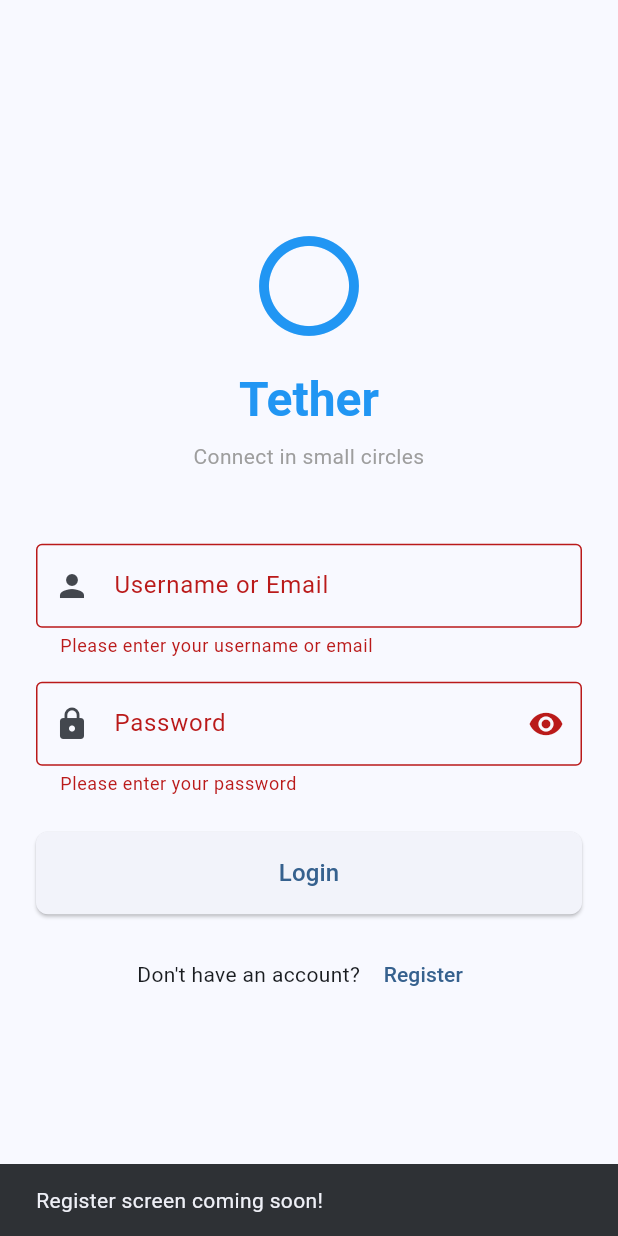
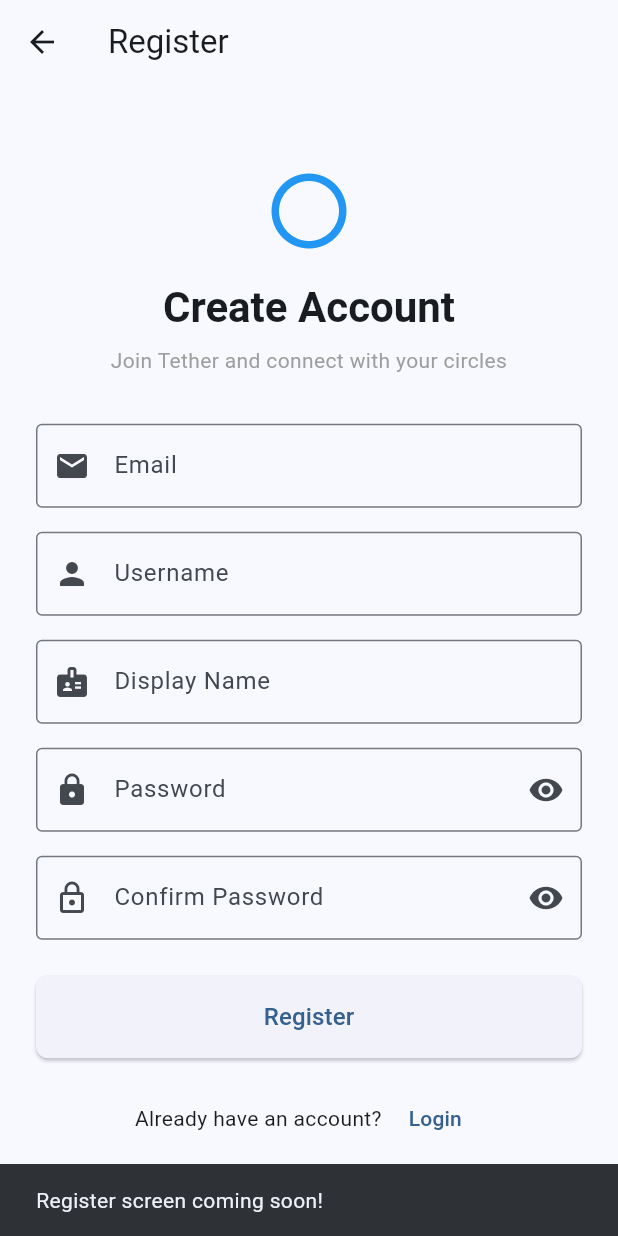
Before and after one commit to lemon-grab2021/tether, a Flutter app: the screen it shows after launch, after a tap on "Login", after a tap on "Register", on a phone screen of 412 x 824 dp. Run offline on Flutter 3.47's test engine with Material 3 defaults, Android fonts, the phone set to English and light mode, and no system bars; our stand-ins replace flutter_secure_storage; accounts and stored records are empty.

Commit message:
feat(mobile): add registration screen - auth flows complete
- Implement registration screen with full form validation
- Email, username, display name, password fields
- Password confirmation with matching validation
- Navigation between login and register screens
- Success/error feedback with SnackBars
- Consistent Material Design 3 UI

Testing:
✅ Registration successful
✅ User creation working
✅ Navigation working
✅ Form validation working

Auth Phase Complete:
- Login ✅
- Register ✅
- Token storage ✅
- Error handling ✅

Next: Home screen (Circles list)

```diff
--- a/apps/mobile_flutter/lib/main.dart
+++ b/apps/mobile_flutter/lib/main.dart
@@ -1,7 +1,7 @@
 import 'package:flutter/material.dart';
 import 'package:provider/provider.dart';
-import './providers/auth_povider.dart';
-import './presentation/login_screen.dart';
+import 'providers/auth_provider.dart';
+import 'presentation/screens/login_screen.dart';
 
 void main() {
   runApp(const MyApp());
--- a/apps/mobile_flutter/lib/presentation/login_screen.dart
+++ b/apps/mobile_flutter/lib/presentation/screens/login_screen.dart
@@ -1,6 +1,7 @@
 import 'package:flutter/material.dart';
 import 'package:provider/provider.dart';
-import '../providers/auth_povider.dart';
+import 'register_screen.dart';
+import '../../providers/auth_provider.dart';
 
 class LoginScreen extends StatefulWidget {
   const LoginScreen({super.key});
@@ -175,7 +176,11 @@
                       const Text("Don't have an account? "),
                       TextButton(
                         onPressed: () {
-                          // We'll add register screen later
+                          Navigator.of(context).push(
+                            MaterialPageRoute(
+                              builder: (context) => const RegisterScreen(),
+                              ),
+                          );
                           ScaffoldMessenger.of(context).showSnackBar(
                             const SnackBar(content: Text('Register screen coming soon!')),
                           );
--- /dev/null
+++ b/apps/mobile_flutter/lib/presentation/screens/register_screen.dart
@@ -0,0 +1,287 @@
+import 'package:flutter/material.dart';
+import 'package:provider/provider.dart';
+import '../../providers/auth_provider.dart';
+
+class RegisterScreen extends StatefulWidget {
+  const RegisterScreen({Key? key}) : super(key: key);
+
+  @override
+  State<RegisterScreen> createState() => _RegisterScreenState();
+}
+
+class _RegisterScreenState extends State<RegisterScreen> {
+  final _formKey = GlobalKey<FormState>();
+  final _emailController = TextEditingController();
+  final _usernameController = TextEditingController();
+  final _displayNameController = TextEditingController();
+  final _passwordController = TextEditingController();
+  final _confirmPasswordController = TextEditingController();
+  bool _obscurePassword = true;
+  bool _obscureConfirmPassword = true;
+
+  @override
+  void dispose() {
+    _emailController.dispose();
+    _usernameController.dispose();
+    _displayNameController.dispose();
+    _passwordController.dispose();
+    _confirmPasswordController.dispose();
+    super.dispose();
+  }
+
+  Future<void> _handleRegister() async {
+    if (!_formKey.currentState!.validate()) return;
+
+    if (_passwordController.text != _confirmPasswordController.text) {
+      ScaffoldMessenger.of(context).showSnackBar(
+        const SnackBar(
+          content: Text('Passwords do not match'),
+          backgroundColor: Colors.red,
+        ),
+      );
+      return;
+    }
+
+    final authProvider = context.read<AuthProvider>();
+
+    try {
+      await authProvider.register(
+        email: _emailController.text.trim(),
+        username: _usernameController.text.trim(),
+        displayName: _displayNameController.text.trim(),
+        password: _passwordController.text,
+      );
+
+      if (mounted) {
+        ScaffoldMessenger.of(context).showSnackBar(
+          const SnackBar(
+            content: Text('Registration successful!'),
+            backgroundColor: Colors.green,
+          ),
+        );
+        // Navigate to home or login
+        Navigator.of(context).pop(); // Go back to login
+      }
+    } catch (e) {
+      if (mounted) {
+        ScaffoldMessenger.of(context).showSnackBar(
+          SnackBar(
+            content: Text('Registration failed: ${e.toString().replaceAll('Exception: ', '')}'),
+            backgroundColor: Colors.red,
+          ),
+        );
+      }
+    }
+  }
+
+  @override
+  Widget build(BuildContext context) {
+    return Scaffold(
+      appBar: AppBar(
+        title: const Text('Register'),
+      ),
+      body: SafeArea(
+        child: Center(
+          child: SingleChildScrollView(
+            padding: const EdgeInsets.all(24.0),
+            child: Form(
+              key: _formKey,
+              child: Column(
+                mainAxisAlignment: MainAxisAlignment.center,
+                crossAxisAlignment: CrossAxisAlignment.stretch,
+                children: [
+                  // Logo
+                  const Icon(
+                    Icons.circle_outlined,
+                    size: 60,
+                    color: Colors.blue,
+                  ),
+                  const SizedBox(height: 16),
+                  Text(
+                    'Create Account',
+                    style: Theme.of(context).textTheme.headlineMedium?.copyWith(
+                          fontWeight: FontWeight.bold,
+                        ),
+                    textAlign: TextAlign.center,
+                  ),
+                  const SizedBox(height: 8),
+                  Text(
+                    'Join Tether and connect with your circles',
+                    style: Theme.of(context).textTheme.bodyMedium?.copyWith(
+                          color: Colors.grey,
+                        ),
+                    textAlign: TextAlign.center,
+                  ),
+                  const SizedBox(height: 32),
+
+                  // Email field
+                  TextFormField(
+                    controller: _emailController,
+                    keyboardType: TextInputType.emailAddress,
+                    decoration: const InputDecoration(
+                      labelText: 'Email',
+                      prefixIcon: Icon(Icons.email),
+                      border: OutlineInputBorder(),
+                    ),
+                    validator: (value) {
+                      if (value == null || value.isEmpty) {
+                        return 'Please enter your email';
+                      }
+                      if (!value.contains('@')) {
+                        return 'Please enter a valid email';
+                      }
+                      return null;
+                    },
+                  ),
+                  const SizedBox(height: 16),
+
+                  // Username field
+                  TextFormField(
+                    controller: _usernameController,
+                    decoration: const InputDecoration(
+                      labelText: 'Username',
+                      prefixIcon: Icon(Icons.person),
+                      border: OutlineInputBorder(),
+                    ),
+                    validator: (value) {
+                      if (value == null || value.isEmpty) {
+                        return 'Please enter a username';
+                      }
+                      if (value.length < 3) {
+                        return 'Username must be at least 3 characters';
+                      }
+                      return null;
+                    },
+                  ),
+                  const SizedBox(height: 16),
+
+                  // Display Name field
+                  TextFormField(
+                    controller: _displayNameController,
+                    decoration: const InputDecoration(
+                      labelText: 'Display Name',
+                      prefixIcon: Icon(Icons.badge),
+                      border: OutlineInputBorder(),
+                    ),
+                    validator: (value) {
+                      if (value == null || value.isEmpty) {
+                        return 'Please enter your display name';
+                      }
+                      if (value.length < 2) {
+                        return 'Display name must be at least 2 characters';
+                      }
+                      return null;
+                    },
+                  ),
+                  const SizedBox(height: 16),
+
+                  // Password field
+                  TextFormField(
+                    controller: _passwordController,
+                    obscureText: _obscurePassword,
+                    decoration: InputDecoration(
+                      labelText: 'Password',
+                      prefixIcon: const Icon(Icons.lock),
+                      border: const OutlineInputBorder(),
+                      suffixIcon: IconButton(
+                        icon: Icon(
+                          _obscurePassword ? Icons.visibility : Icons.visibility_off,
+                        ),
+                        onPressed: () {
+                          setState(() {
+                            _obscurePassword = !_obscurePassword;
+                          });
+                        },
+                      ),
+                    ),
+                    validator: (value) {
+                      if (value == null || value.isEmpty) {
+                        return 'Please enter a password';
+                      }
+                      if (value.length < 8) {
+                        return 'Password must be at least 8 characters';
+                      }
+                      return null;
+                    },
+                  ),
+                  const SizedBox(height: 16),
+
+                  // Confirm Password field
+                  TextFormField(
+                    controller: _confirmPasswordController,
+                    obscureText: _obscureConfirmPassword,
+                    decoration: InputDecoration(
+                      labelText: 'Confirm Password',
+                      prefixIcon: const Icon(Icons.lock_outline),
+                      border: const OutlineInputBorder(),
+                      suffixIcon: IconButton(
+                        icon: Icon(
+                          _obscureConfirmPassword ? Icons.visibility : Icons.visibility_off,
+                        ),
+                        onPressed: () {
+                          setState(() {
+                            _obscureConfirmPassword = !_obscureConfirmPassword;
+                          });
+                        },
+                      ),
+                    ),
+                    validator: (value) {
+                      if (value == null || value.isEmpty) {
+                        return 'Please confirm your password';
+                      }
+                      return null;
+                    },
+                  ),
+                  const SizedBox(height: 24),
+
+                  // Register button
+                  Consumer<AuthProvider>(
+                    builder: (context, authProvider, child) {
+                      return ElevatedButton(
+                        onPressed: authProvider.isLoading ? null : _handleRegister,
+                        style: ElevatedButton.styleFrom(
+                          padding: const EdgeInsets.symmetric(vertical: 16),
+                          shape: RoundedRectangleBorder(
+                            borderRadius: BorderRadius.circular(8),
+                          ),
+                        ),
+                        child: authProvider.isLoading
+                            ? const SizedBox(
+                                height: 20,
+                                width: 20,
+                                child: CircularProgressIndicator(
+                                  strokeWidth: 2,
+                                  color: Colors.white,
+                                ),
+                              )
+                            : const Text(
+                                'Register',
+                                style: TextStyle(fontSize: 16),
+                              ),
+                      );
+                    },
+                  ),
+                  const SizedBox(height: 16),
+
+                  // Back to login link
+                  Row(
+                    mainAxisAlignment: MainAxisAlignment.center,
+                    children: [
+                      const Text('Already have an account? '),
+                      TextButton(
+                        onPressed: () {
+                          Navigator.of(context).pop();
+                        },
+                        child: const Text('Login'),
+                      ),
+                    ],
+                  ),
+                ],
+              ),
+            ),
+          ),
+        ),
+      ),
+    );
+  }
+}
```
Also changed, not shown: apps/mobile_flutter/lib/providers/auth_provider.dart (renamed from apps/mobile_flutter/lib/providers/auth_povider.dart).
